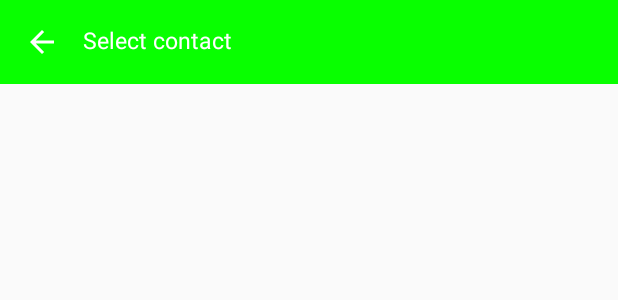
After one commit to javierjuanJJ/Whatsapp-clone-Android-2, an Android app: the layout activity_contacts.xml on its own in the app's theme, with its tools: preview values and no code run, on a phone screen of 412 x 824 dp. The commit adds this screen. Shown: the top 300 px of the screen. Run offline under Robolectric (Android 15) with nearby library versions, the phone set to English and light mode, and no system bars.

Commit message:
Commit 25: Get contact list from Firebase

```diff
--- /dev/null
+++ b/app/src/main/res/layout/activity_contacts.xml
@@ -0,0 +1,49 @@
+<?xml version="1.0" encoding="utf-8"?>
+<layout>
+
+    <LinearLayout xmlns:android="http://schemas.android.com/apk/res/android"
+        xmlns:app="http://schemas.android.com/apk/res-auto"
+        xmlns:tools="http://schemas.android.com/tools"
+        android:layout_width="match_parent"
+        android:layout_height="match_parent"
+        android:orientation="vertical"
+        tools:context=".Contacts.ContactsActivity">
+
+        <Toolbar
+            android:layout_width="match_parent"
+            android:layout_height="wrap_content"
+            android:background="@color/colorPrimary">
+
+            <LinearLayout
+                android:layout_width="match_parent"
+                android:layout_height="wrap_content"
+                android:orientation="horizontal">
+
+                <ImageButton
+                    android:layout_width="wrap_content"
+                    android:layout_height="wrap_content"
+                    android:src="@drawable/ic_baseline_arrow_back_24"
+                    android:background="@android:color/transparent"
+                    app:tint="@color/white" />
+
+                <TextView
+                    android:layout_width="wrap_content"
+                    android:layout_height="wrap_content"
+                    android:textColor="@color/white"
+                    android:textSize="15sp"
+                    android:layout_marginStart="15dp"
+                    android:text="Select contact" />
+
+
+            </LinearLayout>
+
+
+        </Toolbar>
+
+        <androidx.recyclerview.widget.RecyclerView
+            android:id="@+id/recyclerView"
+            android:layout_width="match_parent"
+            android:layout_height="match_parent"></androidx.recyclerview.widget.RecyclerView>
+
+    </LinearLayout>
+</layout>
```
Also changed, not shown: app/src/main/AndroidManifest.xml (+7 -0 lines), app/src/main/java/whatsappclone/proyecto_javier_juan_uceda/whatsappcloneandroid2/Contacts/ContactsActivity.java (added, +95 -0 lines), app/src/main/java/whatsappclone/proyecto_javier_juan_uceda/whatsappcloneandroid2/adapter/ContactsListAdapter.java (added, +74 -0 lines), app/src/main/java/whatsappclone/proyecto_javier_juan_uceda/whatsappcloneandroid2/view/MainActivity.java (+7 -1 lines), app/src/main/res/layout/layout_contact_item.xml (added, +43 -0 lines).
